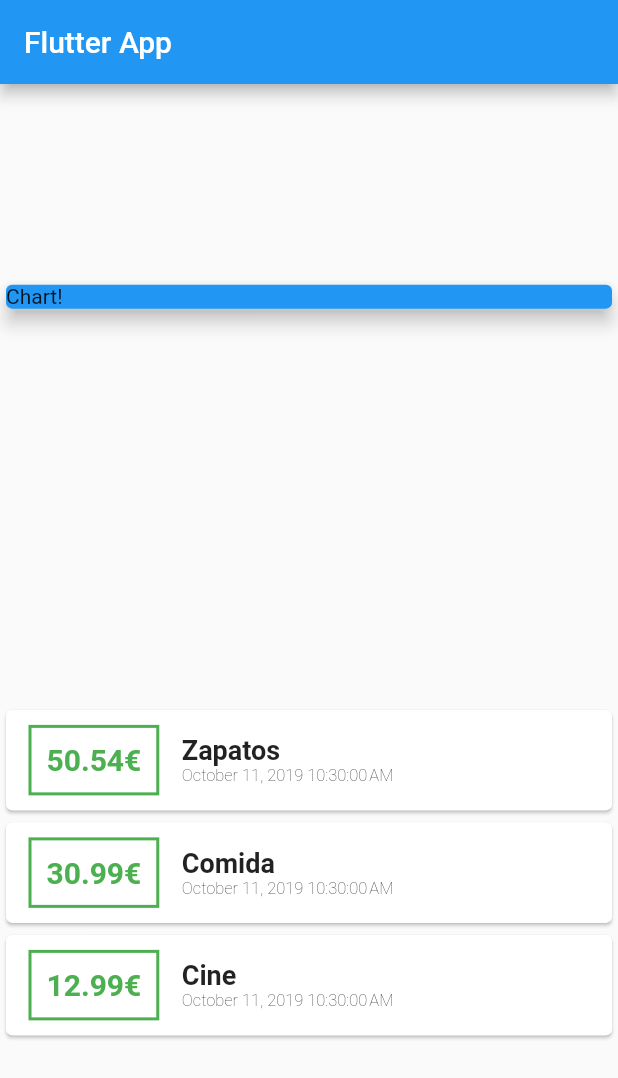
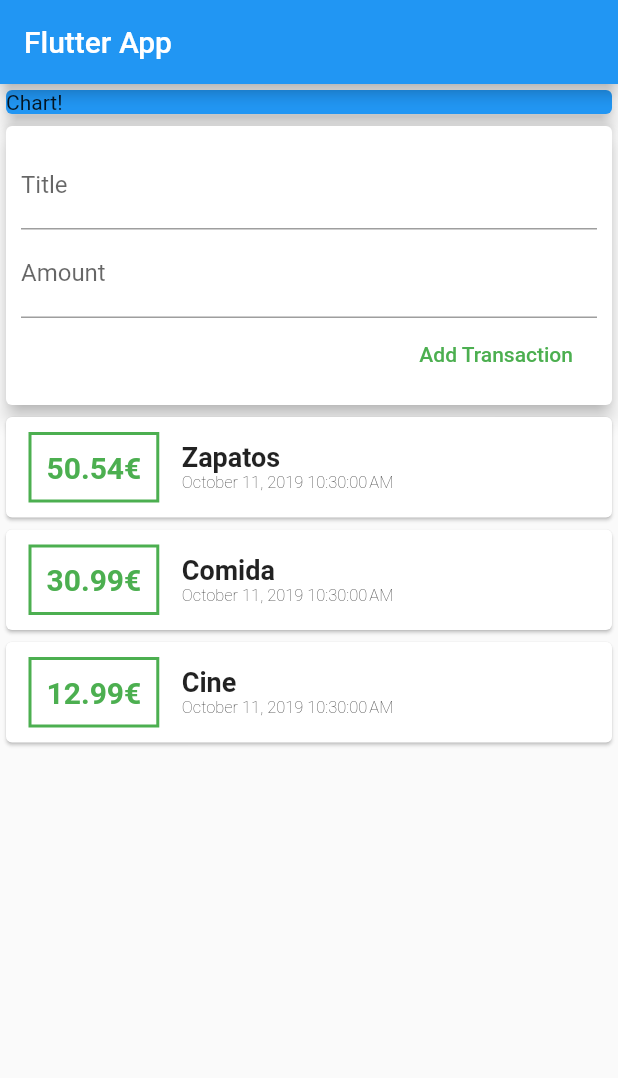
Before and after one commit to Drata/personal-expenses-app, a Flutter app: the screen it shows after launch, on a phone screen of 412 x 824 dp. Shown: the top 1078 px of the screen. Run offline on Flutter 3.47's test engine with Material 2 defaults, Android fonts, the phone set to English and light mode, and no system bars.

Commit message:
Added text input and scrollable list

```diff
--- a/lib/main.dart
+++ b/lib/main.dart
@@ -1,7 +1,6 @@
 import 'package:flutter/material.dart';
 import 'package:flutter/rendering.dart';
-import 'package:intl/intl.dart';
-import './transaction.dart';
+import './widgets/user_transactions.dart';
 
 void main() => runApp(MyApp());
 
@@ -16,21 +15,14 @@ class MyApp extends StatelessWidget {
 }
 
 class MyHomePage extends StatelessWidget {
-  final List<Transaction> transactions = [
-    Transaction(id: 't1', title: 'Zapatos', amount: 50.54, date: DateTime.now()),
-    Transaction(
-        id: 't2', title: 'Comida', amount: 30.99, date: DateTime.now()),
-    Transaction(id: 't3', title: 'Cine', amount: 12.99, date: DateTime.now())
-  ];
-
   @override
   Widget build(BuildContext context) {
     return Scaffold(
       appBar: AppBar(
         title: Text('Flutter App'),
       ),
-      body: Column(
-        mainAxisAlignment: MainAxisAlignment.spaceAround,
+      body: SingleChildScrollView(
+              child: Column(
           crossAxisAlignment: CrossAxisAlignment.stretch,
           children: <Widget>[
             Container(
@@ -43,46 +35,9 @@ class MyHomePage extends StatelessWidget {
                 elevation: 5,
               ),
             ),
-          Column(
-            children: transactions.map((tx) {
-              return Card(
-                  child: Row(
-                children: <Widget>[
-                  Container(
-                      margin:
-                          EdgeInsets.symmetric(vertical: 10, horizontal: 15),
-                      decoration: BoxDecoration(
-                          border: Border.all(color: Colors.green, width: 2)),
-                      padding: EdgeInsets.all(10),
-                      child: Text(
-                        '${tx.amount}€', // string interpolation
-                        style: TextStyle(
-                            fontWeight: FontWeight.bold,
-                            fontSize: 20,
-                            color: Colors.green),
-                      )),
-                  Column(
-                    crossAxisAlignment: CrossAxisAlignment.start,
-                    children: <Widget>[
-                      Text(
-                        tx.title,
-                        style: TextStyle(
-                            fontSize: 18, fontWeight: FontWeight.bold),
+            UserTransactions(),
+          ],
         ),
-                      Text(
-                        DateFormat().format(tx.date),
-                        style: TextStyle(
-                            fontSize: 11 ,
-                            color: Colors.black,
-                            fontWeight: FontWeight.w200),
-                      ),
-                    ],
-                  )
-                ],
-              ));
-            }).toList(),
-          )
-        ],
       ),
     );
   }
--- /dev/null
+++ b/lib/widgets/new_transaction.dart
@@ -0,0 +1,42 @@
+import 'package:flutter/material.dart';
+
+class NewTransaction extends StatelessWidget {
+  final titleController = TextEditingController();
+  final amountController = TextEditingController();
+  final Function newTxFunc;
+
+  NewTransaction(this.newTxFunc);
+
+  @override
+  Widget build(BuildContext context) {
+    return Card(
+      elevation: 5,
+      child: Container(
+        child: Container(
+          padding: EdgeInsets.all(10),
+          child: Column(
+            crossAxisAlignment: CrossAxisAlignment.end,
+            children: <Widget>[
+              TextField(
+                decoration: InputDecoration(labelText: 'Title'),
+                controller: titleController,
+              ),
+              TextField(
+                decoration: InputDecoration(labelText: 'Amount'),
+                controller: amountController,
+              ),
+              FlatButton(
+                child: Text('Add Transaction'),
+                onPressed: () {
+                  newTxFunc(titleController.text,
+                      double.parse(amountController.text));
+                },
+                textColor: Colors.green,
+              )
+            ],
+          ),
+        ),
+      ),
+    );
+  }
+}
--- /dev/null
+++ b/lib/widgets/transactions_list.dart
@@ -0,0 +1,55 @@
+import 'package:flutter/material.dart';
+import '../models/transaction.dart';
+import 'package:intl/intl.dart';
+
+class TransactionList extends StatelessWidget {
+
+
+  final List<Transaction> transactions;
+
+  TransactionList(this.transactions);
+
+  @override
+  Widget build(BuildContext context) {
+
+    return Container(
+      child: Column(
+        children: transactions.map((tx) {
+          return Card(
+              child: Row(
+            children: <Widget>[
+              Container(
+                  margin: EdgeInsets.symmetric(vertical: 10, horizontal: 15),
+                  decoration: BoxDecoration(
+                      border: Border.all(color: Colors.green, width: 2)),
+                  padding: EdgeInsets.all(10),
+                  child: Text(
+                    '${tx.amount}€', // string interpolation
+                    style: TextStyle(
+                        fontWeight: FontWeight.bold,
+                        fontSize: 20,
+                        color: Colors.green),
+                  )),
+              Column(
+                crossAxisAlignment: CrossAxisAlignment.start,
+                children: <Widget>[
+                  Text(
+                    tx.title,
+                    style: TextStyle(fontSize: 18, fontWeight: FontWeight.bold),
+                  ),
+                  Text(
+                    DateFormat().format(tx.date),
+                    style: TextStyle(
+                        fontSize: 11,
+                        color: Colors.black,
+                        fontWeight: FontWeight.w200),
+                  ),
+                ],
+              )
+            ],
+          ));
+        }).toList(),
+      ),
+    );
+  }
+}
--- /dev/null
+++ b/lib/widgets/user_transactions.dart
@@ -0,0 +1,40 @@
+import 'package:flutter/material.dart';
+import '../widgets/new_transaction.dart';
+import '../widgets/transactions_list.dart';
+import '../models/transaction.dart';
+
+class UserTransactions extends StatefulWidget {
+  @override
+  _UserTransactionsState createState() => _UserTransactionsState();
+}
+
+class _UserTransactionsState extends State<UserTransactions> {
+  final List<Transaction> _userTransactions = [
+    Transaction(
+        id: 't1', title: 'Zapatos', amount: 50.54, date: DateTime.now()),
+    Transaction(id: 't2', title: 'Comida', amount: 30.99, date: DateTime.now()),
+    Transaction(id: 't3', title: 'Cine', amount: 12.99, date: DateTime.now())
+  ];
+
+  void _addNewTransaction(String title, double amount) {
+    final newTx = Transaction(
+        title: title,
+        amount: amount,
+        date: DateTime.now(),
+        id: DateTime.now().toString());
+
+    setState(() {
+     _userTransactions.add(newTx);
+    });
+  }
+
+  @override
+  Widget build(BuildContext context) {
+    return Column(
+      children: <Widget>[
+        NewTransaction(_addNewTransaction),
+        TransactionList(_userTransactions),
+      ],
+    );
+  }
+}
```
Also changed, not shown: lib/models/transaction.dart (renamed from lib/transaction.dart). Lines whose indentation alone changed are shown as unchanged.
